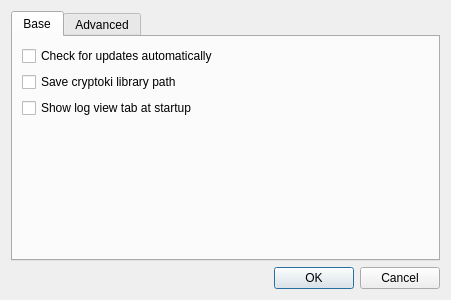
Above: CryptokiMan/settings_dlg.ui from jykim74/CryptokiMan before the change. Below: the same form after it.
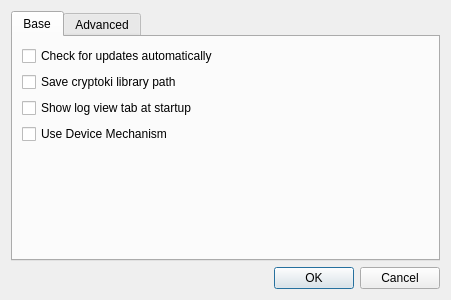
That is the form after the change.

Commit message: MechMgr 클래스 추가 및 Digest 에서 MechMgr 사용

```diff
--- a/CryptokiMan/settings_dlg.ui
+++ b/CryptokiMan/settings_dlg.ui
@@ -45,6 +45,13 @@
          </property>
         </widget>
        </item>
+       <item>
+        <widget class="QCheckBox" name="mUseDeviceMechCheck">
+         <property name="text">
+          <string>Use Device Mechanism</string>
+         </property>
+        </widget>
+       </item>
        <item>
         <spacer name="verticalSpacer">
          <property name="orientation">
```
The commit also changes 12 other files.
